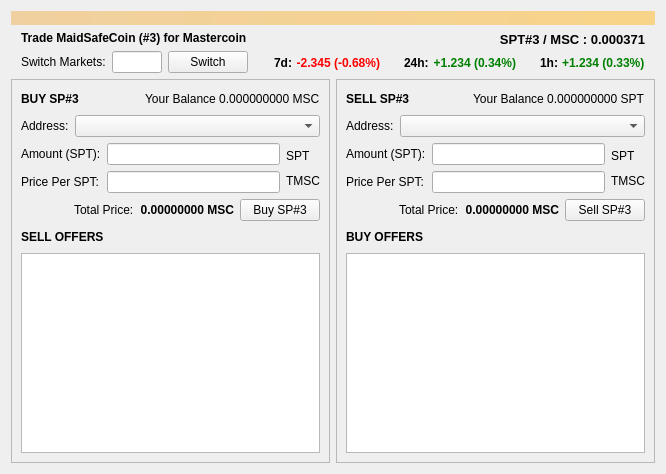
First picture: the form in src/qt/forms/metadexdialog.ui, repository zathras-crypto/mastercore, before the edit.
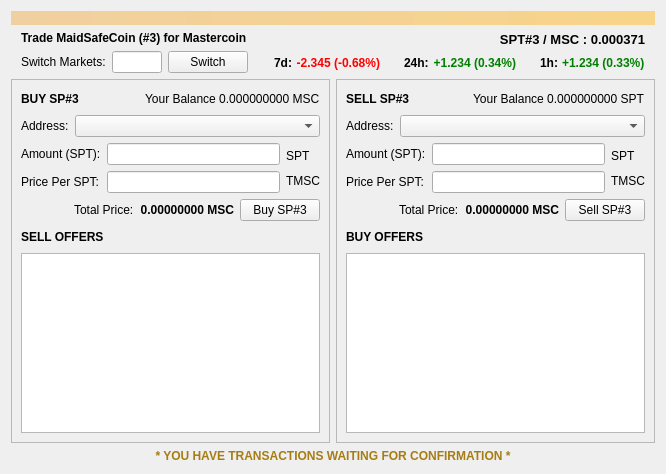
Second picture: the form after the edit.

Patch:
```diff
--- a/src/qt/forms/metadexdialog.ui
+++ b/src/qt/forms/metadexdialog.ui
@@ -820,6 +820,25 @@
      </item>
     </layout>
    </item>
+   <item>
+    <widget class="QLabel" name="pendingLabel">
+     <property name="font">
+      <font>
+       <weight>75</weight>
+       <bold>true</bold>
+      </font>
+     </property>
+     <property name="styleSheet">
+      <string notr="true">color:rgb(167, 125, 19)</string>
+     </property>
+     <property name="text">
+      <string>* YOU HAVE TRANSACTIONS WAITING FOR CONFIRMATION *</string>
+     </property>
+     <property name="alignment">
+      <set>Qt::AlignCenter</set>
+     </property>
+    </widget>
+   </item>
   </layout>
  </widget>
  <resources/>
```
